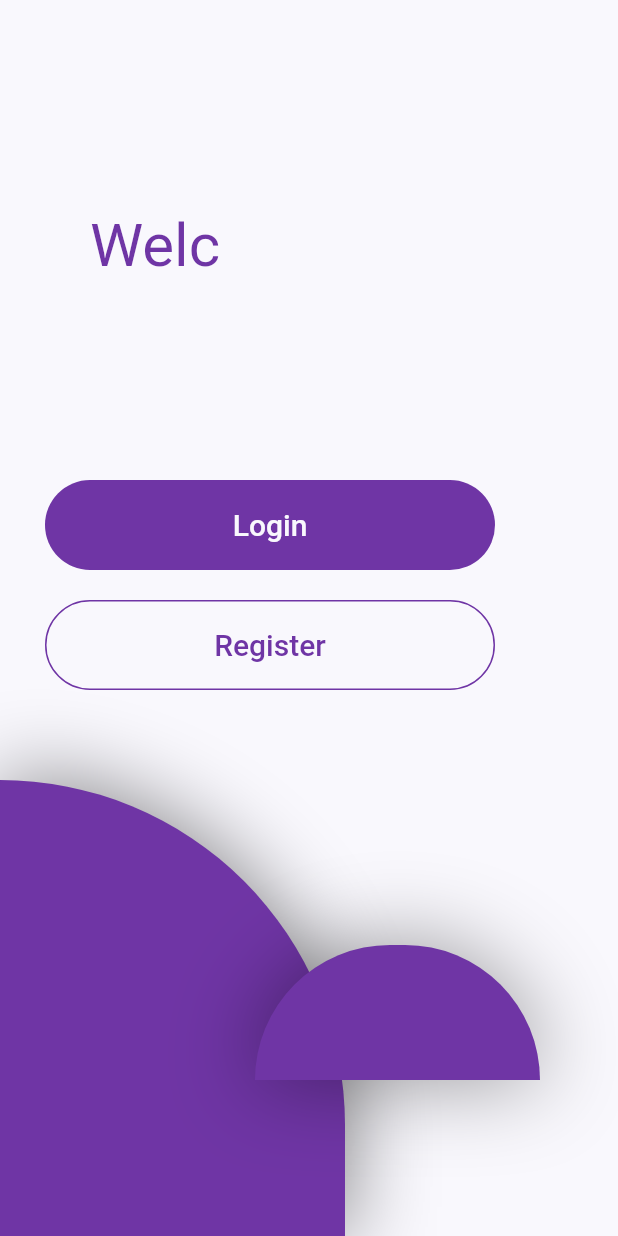
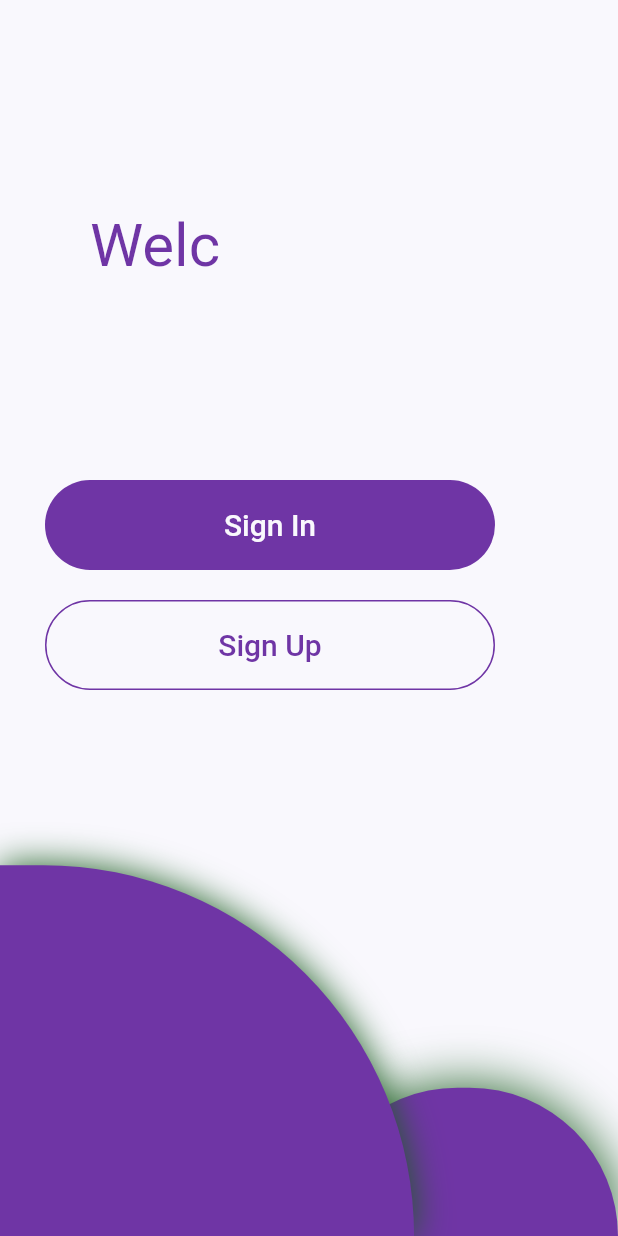
Before and after one commit to yamuna1996d/3D, a Flutter app: the screen it shows after launch, on a phone screen of 412 x 824 dp. Run offline on Flutter 3.47's test engine with Material 2 defaults, Android fonts, the phone set to English and light mode, and no system bars; drawn by our look-alikes of animated_text_kit; our stand-ins replace flutter_rating_bar, flutter_svg, flutter_swiper, google_fonts, numberpicker, simple_animations and 1 more; missing offline and left inert: autocomplete_textfield, imageview360, mccounting_text.

Commit message:
python traffic

```diff
--- a/lib/NavBar_Components/User_profile.dart
+++ b/lib/NavBar_Components/User_profile.dart
@@ -1,3 +1,4 @@
+import 'package:dapp/NavBar_Components/Notifications.dart';
 import 'package:flutter/material.dart';
 import 'package:flutter_svg/svg.dart';
 import '../constraints.dart';
@@ -75,7 +76,9 @@ class Profile extends StatelessWidget {
             ProfileMenu(
               text: "Notifications",
               icon: "assets/icons/bell.svg",
-              press: () {},
+              press: () {
+                Navigator.push(context, MaterialPageRoute(builder: (context)=>Notifications()));
+              },
             ),
             ProfileMenu(
               text: "Settings",
--- a/lib/Screens/BottamNav.dart
+++ b/lib/Screens/BottamNav.dart
@@ -69,6 +69,7 @@ class _BottomNavBarV2State extends State<BottomNavBarV2> {
                               Icons.bookmark,
                               color: currentIndex == 2 ? PrimaryColor : Colors.grey.shade400,
                             ),
+
                             onPressed: () {
                               Navigator.push(context, MaterialPageRoute(builder: (context)=>EcomorServ()));
                               setBottomBarIndex(2);
--- a/lib/Screens/Register_Screen.dart
+++ b/lib/Screens/Register_Screen.dart
@@ -1,9 +1,11 @@
-import 'package:dapp/Screens/Products.dart';
 import 'package:dapp/Screens/SelectLocation.dart';
 import 'package:dapp/constraints.dart';
 import 'package:flutter/cupertino.dart';
 import 'package:flutter/material.dart';
 import 'package:animated_text_kit/animated_text_kit.dart';
+
+import '../components/EcomorServ.dart';
+import 'Products.dart';
 
 class RegisterScreen extends StatefulWidget {
   @override
@@ -11,8 +13,12 @@ class RegisterScreen extends StatefulWidget {
 }
 
 class _RegisterScreenState extends State<RegisterScreen> {
+
   @override
   Widget build(BuildContext context) {
+    var heightOfScreen = MediaQuery.of(context).size.height;
+    var widthOfScreen = MediaQuery.of(context).size.width;
+    //final Size size= MediaQuery.of(context).size;
     return Scaffold(
       backgroundColor:backgroundColor,
 
@@ -66,9 +72,11 @@ class _RegisterScreenState extends State<RegisterScreen> {
                           borderRadius: BorderRadius.circular(50)
                       ),
                       onPressed:(){
-                        Navigator.push(context, MaterialPageRoute(builder: (context)=>SelectLocation()));
+
+                        Navigator.push(context, MaterialPageRoute(builder: (context)=>EcomorServ()));
+
                       },
-                      child: Text("Login",style: TextStyle(color:backgroundColor,fontSize: 20),),),
+                      child: Text("Sign In",style: TextStyle(color:backgroundColor,fontSize: 20),),),
                   ),
                   SizedBox(height: 20,),
                   SizedBox(
@@ -84,7 +92,7 @@ class _RegisterScreenState extends State<RegisterScreen> {
                       onPressed:(){
                         Navigator.push(context, MaterialPageRoute(builder: (context)=>SelectLocation()));
                       },
-                      child: Text("Register",style: TextStyle(color:PrimaryColor,fontSize: 20),),),
+                      child: Text("Sign Up",style: TextStyle(color:PrimaryColor,fontSize: 20),),),
                   ),
                 ],
               ),
@@ -106,33 +114,13 @@ class _RegisterScreenState extends State<RegisterScreen> {
             Expanded(
                 child:Stack(
                   children: [
-                    Padding(
-                      padding: const EdgeInsets.only(top: 60),
+
+                    Positioned(
+                      bottom: 0,
+                      right: 0,
                       child: Container(
-                         height:500,
-                        width: 230,
-                        decoration: BoxDecoration(
-                            borderRadius: BorderRadius.only(
-                              topRight: Radius.circular(300),
-
-                            ),
-
-                          boxShadow: [
-                            BoxShadow(color:Colors.black.withOpacity(0.5),
-                            blurRadius: 50,),
-                          ],
-
-                          color: PrimaryColor,
-
-
-                        ),
-                      ),
-                    ),
-                    Padding(
-                      padding: const EdgeInsets.only(left: 170, top:170 ),
-                      child: Container(
-                        height:90,
-                        width: 190,
+                        height:heightOfScreen *0.12,
+                        width: widthOfScreen*0.50,
                         decoration: BoxDecoration(
                           borderRadius: BorderRadius.only(
                             topRight: Radius.circular(200),
@@ -141,10 +129,33 @@ class _RegisterScreenState extends State<RegisterScreen> {
                           ),
 
                           boxShadow: [
-                            BoxShadow(color:Colors.black.withOpacity(0.4),
-                              blurRadius: 50,),
+                            BoxShadow(color:Colors.green[900],
+                              blurRadius: 30,
+                            ),
                           ],
 
+
+                          color: PrimaryColor,
+
+
+                        ),
+                      ),
+                    ),
+                    Positioned(
+                      bottom:0,
+                      child: Container(
+                        height:heightOfScreen*0.3,
+                        width: widthOfScreen*0.67,
+                        decoration: BoxDecoration(
+                          borderRadius: BorderRadius.only(
+                            topRight: Radius.circular(300),
+
+                          ),
+
+                          boxShadow: [
+                            BoxShadow(color:Colors.green[900],
+                              blurRadius: 20,),
+                          ],
 
                           color: PrimaryColor,
 
```
Also changed, not shown: lib/NavBar_Components/Notifications.dart (+0 -26 lines), lib/Screens/Products.dart (+5 -8 lines), lib/Services/List_of_Services.dart (added, +47 -0 lines), lib/Services/Service_Card.dart (added, +42 -0 lines), lib/components/EcomorServ.dart (+16 -7 lines), lib/models/ServiceModel.dart (added, +46 -0 lines). Lines whose indentation alone changed are shown as unchanged.
